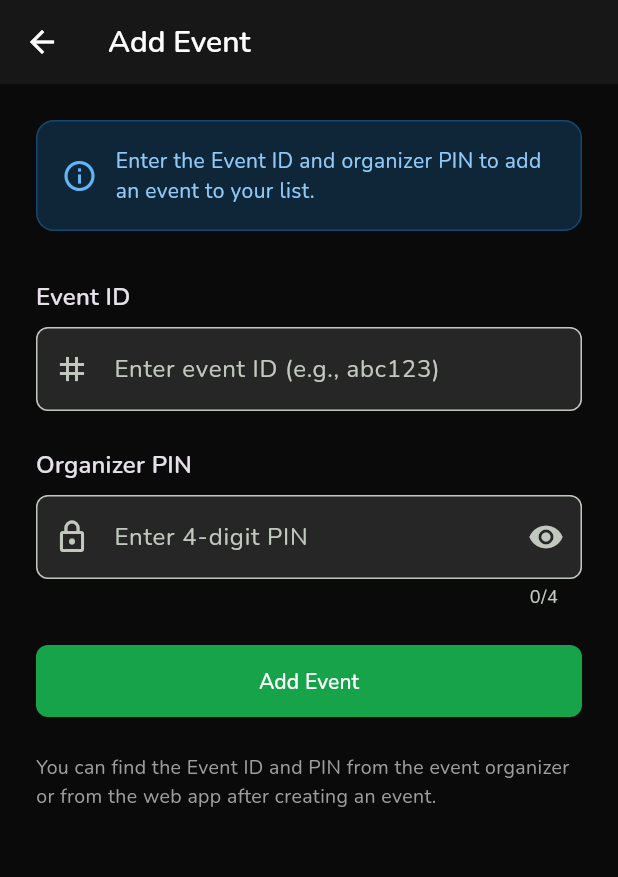
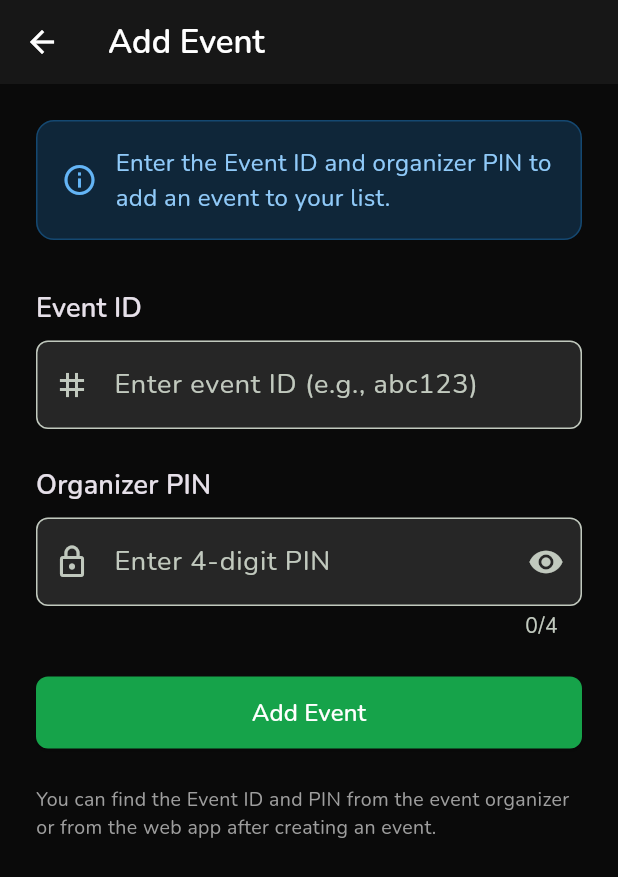
Before and after one commit to william-wei-zhu/scenic-walk, a Flutter app: the screen it shows after launch, after a tap on the "dark mode" icon, after a tap on "Add Existing Event", on a phone screen of 412 x 824 dp. Shown: the top 877 px of the screen. Run offline on Flutter 3.47's test engine with Material 3 defaults, Android fonts, the phone set to English and light mode, and no system bars; our stand-ins replace connectivity_plus, firebase_core, firebase_crashlytics, firebase_database, flutter_local_notifications, flutter_svg and 6 more; missing offline and left inert: flutter_background_service; accounts and stored records are empty; project files that could hold a hidden picture were left out.

Commit message:
Add Event ID display and increase font sizes in mobile app
- Add Event ID row above Event Link in event detail screen
- Add copy-to-clipboard functionality for Event ID
- Increase all font sizes globally for better readability:
  - Body text: 16-18px (up from 14-16px)
  - Titles: 18-26px (up from 16-22px)
  - Headlines: 26-34px (up from 24-32px)
  - App bar title: 22px (up from 20px)

Co-Authored-By: Claude Opus 4.5 <noreply@anthropic.com>

```diff
--- a/mobile/lib/main.dart
+++ b/mobile/lib/main.dart
@@ -62,20 +62,44 @@ class _ScenicWalkAppState extends State<ScenicWalkApp> {
   // Primary color matching web app's green-600
   static const Color primaryColor = Color(0xFF16a34a);
 
+  // Create a scaled-up text theme for better readability
+  TextTheme _buildScaledTextTheme(TextTheme base) {
+    return base.copyWith(
+      displayLarge: base.displayLarge?.copyWith(fontSize: 60),
+      displayMedium: base.displayMedium?.copyWith(fontSize: 48),
+      displaySmall: base.displaySmall?.copyWith(fontSize: 38),
+      headlineLarge: base.headlineLarge?.copyWith(fontSize: 34),
+      headlineMedium: base.headlineMedium?.copyWith(fontSize: 30),
+      headlineSmall: base.headlineSmall?.copyWith(fontSize: 26),
+      titleLarge: base.titleLarge?.copyWith(fontSize: 24),
+      titleMedium: base.titleMedium?.copyWith(fontSize: 18),
+      titleSmall: base.titleSmall?.copyWith(fontSize: 16),
+      bodyLarge: base.bodyLarge?.copyWith(fontSize: 18),
+      bodyMedium: base.bodyMedium?.copyWith(fontSize: 16),
+      bodySmall: base.bodySmall?.copyWith(fontSize: 14),
+      labelLarge: base.labelLarge?.copyWith(fontSize: 16),
+      labelMedium: base.labelMedium?.copyWith(fontSize: 14),
+      labelSmall: base.labelSmall?.copyWith(fontSize: 12),
+    );
+  }
+
   ThemeData _buildLightTheme() {
+    final baseTextTheme = GoogleFonts.nunitoTextTheme();
+    final scaledTextTheme = _buildScaledTextTheme(baseTextTheme);
+
     return ThemeData(
       colorScheme: ColorScheme.fromSeed(
         seedColor: primaryColor,
         brightness: Brightness.light,
       ),
-      textTheme: GoogleFonts.nunitoTextTheme(),
+      textTheme: scaledTextTheme,
       useMaterial3: true,
       scaffoldBackgroundColor: Colors.white,
       appBarTheme: AppBarTheme(
         backgroundColor: primaryColor,
         foregroundColor: Colors.white,
         titleTextStyle: GoogleFonts.nunito(
-          fontSize: 20,
+          fontSize: 22,
           fontWeight: FontWeight.w600,
           color: Colors.white,
         ),
@@ -123,17 +147,19 @@ class _ScenicWalkAppState extends State<ScenicWalkApp> {
       seedColor: primaryColor,
       brightness: Brightness.dark,
     );
+    final baseTextTheme = GoogleFonts.nunitoTextTheme(ThemeData.dark().textTheme);
+    final scaledTextTheme = _buildScaledTextTheme(baseTextTheme);
 
     return ThemeData(
       colorScheme: darkColorScheme,
-      textTheme: GoogleFonts.nunitoTextTheme(ThemeData.dark().textTheme),
+      textTheme: scaledTextTheme,
       useMaterial3: true,
       scaffoldBackgroundColor: const Color(0xFF0a0a0a), // stone-950
       appBarTheme: AppBarTheme(
         backgroundColor: const Color(0xFF171717), // stone-900
         foregroundColor: Colors.white,
         titleTextStyle: GoogleFonts.nunito(
-          fontSize: 20,
+          fontSize: 22,
           fontWeight: FontWeight.w600,
           color: Colors.white,
         ),
--- a/mobile/lib/screens/event_detail_screen.dart
+++ b/mobile/lib/screens/event_detail_screen.dart
@@ -499,6 +499,16 @@ class _EventDetailScreenState extends State<EventDetailScreen> {
     );
   }
 
+  void _copyToClipboard(String text, String label) {
+    Clipboard.setData(ClipboardData(text: text));
+    ScaffoldMessenger.of(context).showSnackBar(
+      SnackBar(
+        content: Text('$label copied to clipboard'),
+        duration: const Duration(seconds: 2),
+      ),
+    );
+  }
+
   @override
   Widget build(BuildContext context) {
     final isDark = Theme.of(context).brightness == Brightness.dark;
@@ -838,6 +848,12 @@ class _EventDetailScreenState extends State<EventDetailScreen> {
             ),
             const SizedBox(height: 12),
             _InfoRow(
+              label: 'Event ID',
+              value: event.id,
+              onCopy: () => _copyToClipboard(event.id, 'Event ID'),
+              isDark: isDark,
+            ),
+            _InfoRow(
               label: 'Event Link',
               value: AppConfig.getEventShareUrl(event.id),
               onCopy: _copyEventLink,
```
